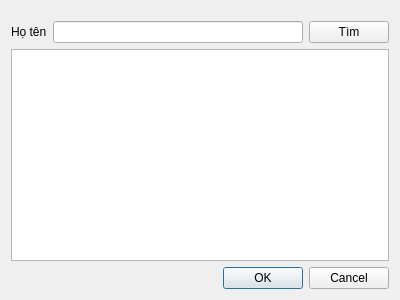
Before: the Qt Designer form app/view/dialog/dlgsearchperson.ui in emtrai/hrm_monastery, drawn with Qt 5.
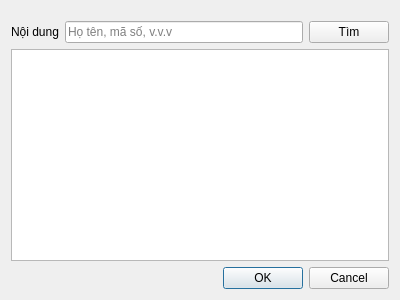
After: the same form once the commit is applied. Icons and pictures are not drawn.

Diff of the .ui file:
```diff
--- a/app/view/dialog/dlgsearchperson.ui
+++ b/app/view/dialog/dlgsearchperson.ui
@@ -24,12 +24,16 @@
        <item>
         <widget class="QLabel" name="label">
          <property name="text">
-          <string>Họ tên</string>
+          <string>Nội dung</string>
          </property>
         </widget>
        </item>
        <item>
-        <widget class="QLineEdit" name="txtName"/>
+        <widget class="QLineEdit" name="txtName">
+         <property name="placeholderText">
+          <string>Họ tên, mã số, v.v.v</string>
+         </property>
+        </widget>
        </item>
        <item>
         <widget class="QPushButton" name="btnSearch">
```
